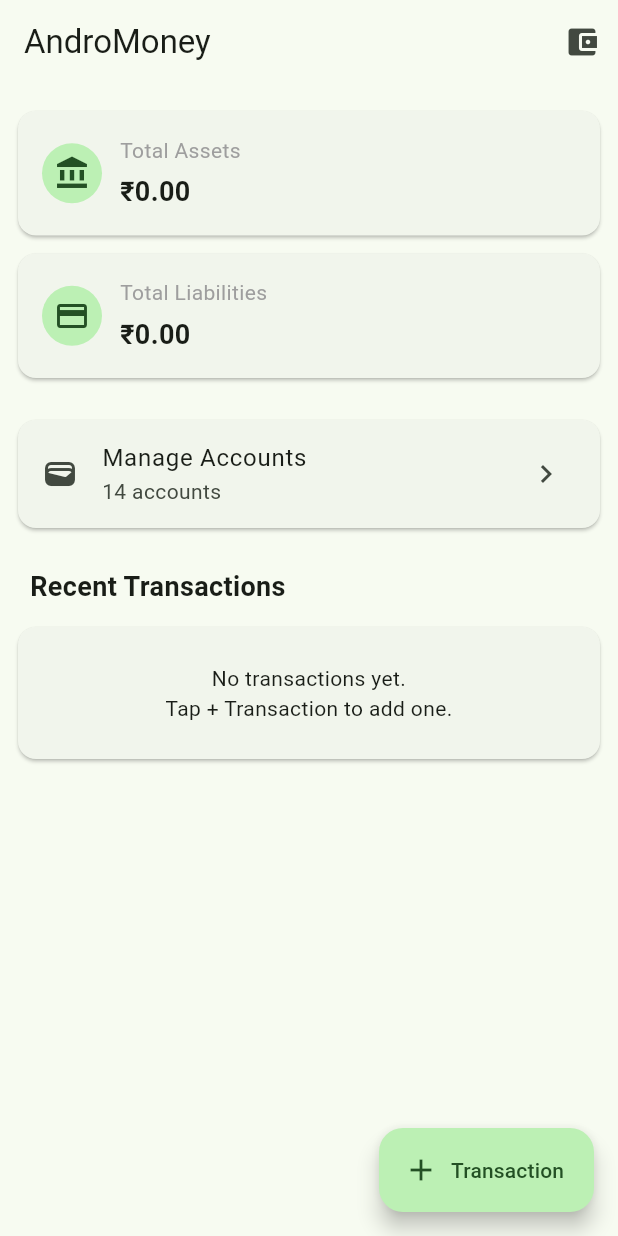
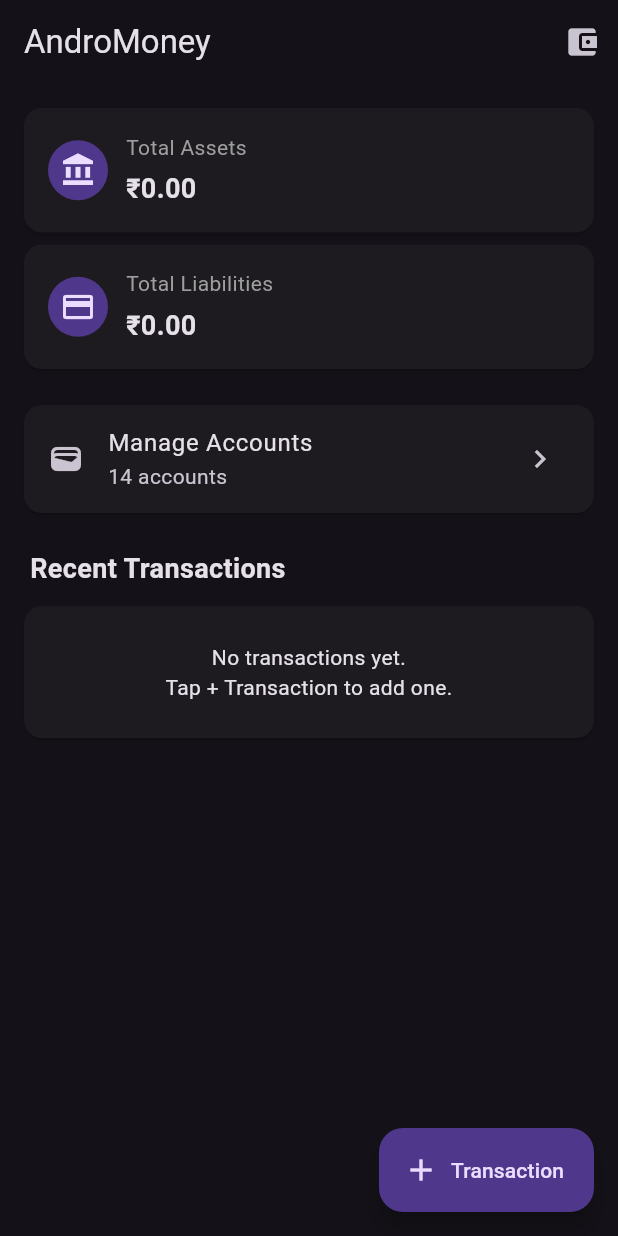
Before and after one commit to theaestheticlythium-hue/AndroMoney, a Flutter app: the screen it shows after launch, on a phone screen of 412 x 824 dp. Run offline on Flutter 3.47's test engine with Material 3 defaults, Android fonts, the phone set to English and light mode, and no system bars; our stand-ins replace shared_preferences.

Commit message:
Update main.dart

```diff
--- a/lib/main.dart
+++ b/lib/main.dart
@@ -13,23 +13,104 @@ class AndroMoneyApp extends StatelessWidget {
 
   @override
   Widget build(BuildContext context) {
+    const backgroundColor = Color(0xFF080D12);
+    const surfaceColor = Color(0xFF141C24);
+    const primaryGreen = Color(0xFF00E676);
+
     return MaterialApp(
       title: 'AndroMoney',
       debugShowCheckedModeBanner: false,
+
       theme: ThemeData(
         useMaterial3: true,
-        colorScheme: ColorScheme.fromSeed(
-          seedColor: Colors.green,
-          brightness: Brightness.light,
+        brightness: Brightness.dark,
+
+        scaffoldBackgroundColor: backgroundColor,
+
+        colorScheme: const ColorScheme.dark(
+          primary: primaryGreen,
+          secondary: Color(0xFF69F0AE),
+          surface: surfaceColor,
+          error: Color(0xFFFF5252),
+          onPrimary: Colors.black,
+          onSecondary: Colors.black,
+          onSurface: Colors.white,
         ),
+
         appBarTheme: const AppBarTheme(
+          backgroundColor: backgroundColor,
+          foregroundColor: Colors.white,
+          elevation: 0,
           centerTitle: false,
         ),
-        cardTheme: const CardThemeData(
-          elevation: 1,
-          margin: EdgeInsets.symmetric(vertical: 6),
+
+        cardTheme: CardThemeData(
+          color: surfaceColor,
+          elevation: 2,
+          margin: const EdgeInsets.symmetric(vertical: 6),
+          shape: RoundedRectangleBorder(
+            borderRadius: BorderRadius.circular(16),
+            side: const BorderSide(
+              color: Color(0xFF263440),
+              width: 0.6,
+            ),
+          ),
+        ),
+
+        floatingActionButtonTheme:
+            const FloatingActionButtonThemeData(
+          backgroundColor: primaryGreen,
+          foregroundColor: Colors.black,
+        ),
+
+        elevatedButtonTheme: ElevatedButtonThemeData(
+          style: ElevatedButton.styleFrom(
+            backgroundColor: primaryGreen,
+            foregroundColor: Colors.black,
+            shape: RoundedRectangleBorder(
+              borderRadius: BorderRadius.circular(12),
+            ),
+          ),
+        ),
+
+        inputDecorationTheme: InputDecorationTheme(
+          filled: true,
+          fillColor: surfaceColor,
+          labelStyle: const TextStyle(
+            color: Colors.white70,
+          ),
+          border: OutlineInputBorder(
+            borderRadius: BorderRadius.circular(12),
+          ),
+          enabledBorder: OutlineInputBorder(
+            borderRadius: BorderRadius.circular(12),
+            borderSide: const BorderSide(
+              color: Color(0xFF344451),
+            ),
+          ),
+          focusedBorder: OutlineInputBorder(
+            borderRadius: BorderRadius.circular(12),
+            borderSide: const BorderSide(
+              color: primaryGreen,
+              width: 1.5,
+            ),
+          ),
+        ),
+
+        dividerColor: const Color(0xFF344451),
+
+        snackBarTheme: const SnackBarThemeData(
+          backgroundColor: surfaceColor,
+          contentTextStyle: TextStyle(
+            color: Colors.white,
+          ),
         ),
       ),
+
+      darkTheme: ThemeData.dark(),
+
+      themeMode: ThemeMode.dark,
+
       home: const LedgerHomeScreen(),
     );
   }
```
